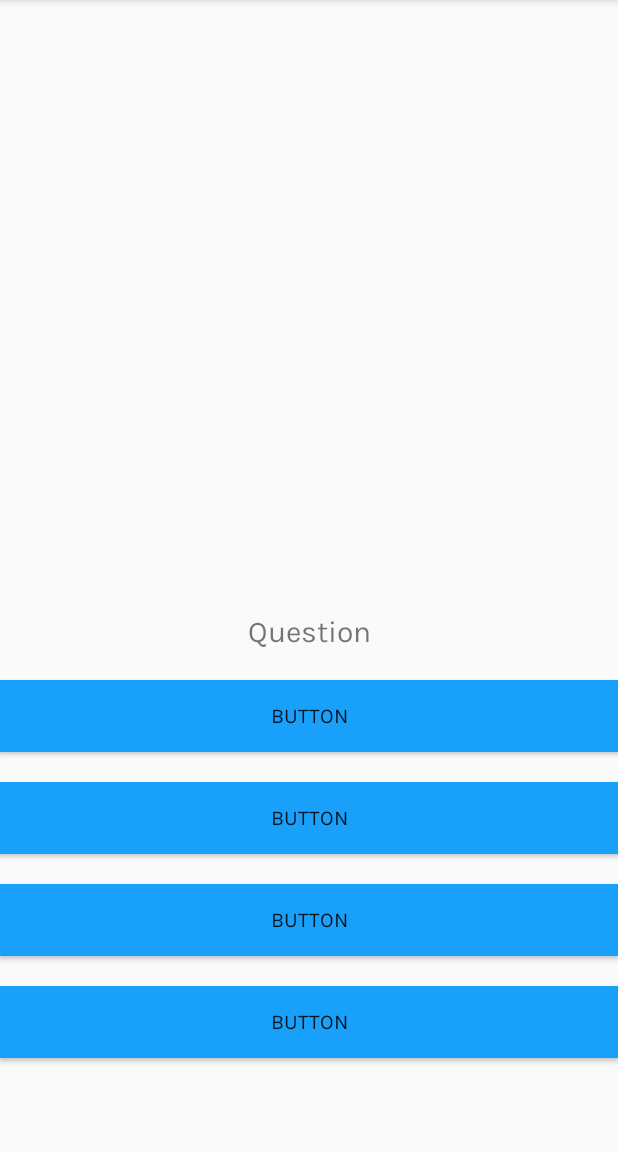
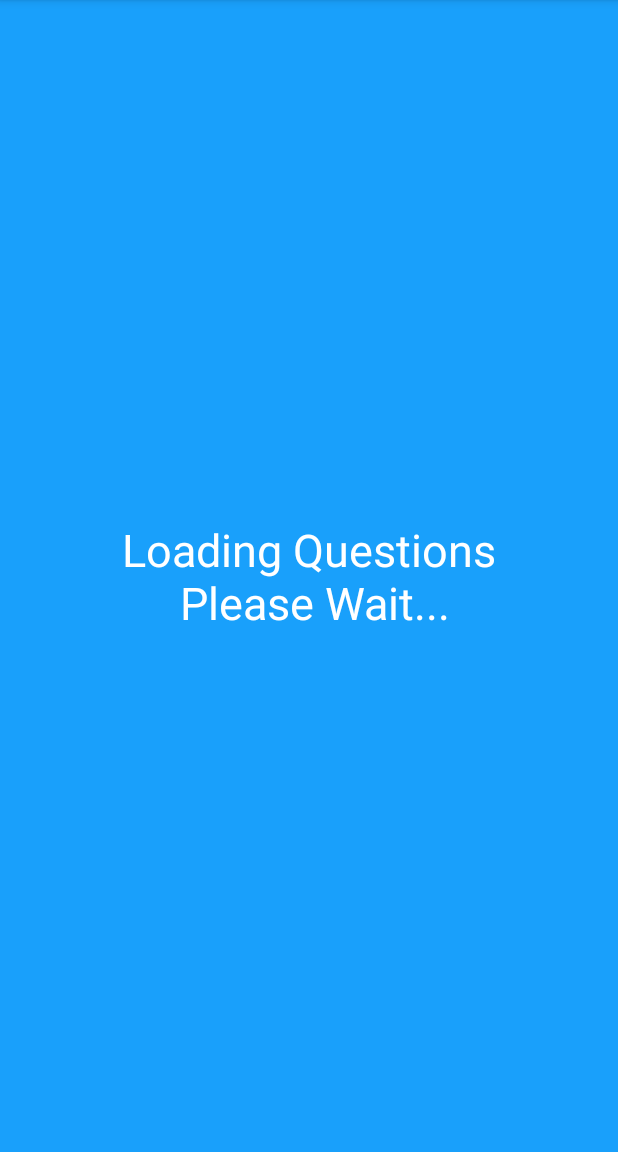
Before and after one commit to tzhuang1/Innovator, an Android app: the ReadingQuestions screen opened directly, with no data from a screen before it, on a phone screen of 412 x 824 dp, the part 84-1236 px from its top. Run offline under Robolectric (Android 15) with nearby library versions, the phone set to English and light mode, and no system bars; our stand-ins replace Firebase (no records; nobody signed in at launch, a user with empty details on screens opened directly); libraries missing offline, so code that uses them is left out: info.hoang8f.widget; 2 statements that could not run were skipped.

```diff
--- a/app/src/main/java/com/example/solve/ReadingQuestions.java
+++ b/app/src/main/java/com/example/solve/ReadingQuestions.java
@@ -100,7 +100,8 @@ public class ReadingQuestions extends AppCompatActivity {
                         if(entry != null) {
                             //String question, String opta, String optb, String optc, String optd, String answer, String explanation, String category, int picNumber, int exPicNumber
                             Question newQuestion = new Question(entry.get("question").toString(), entry.get("optA").toString(), entry.get("optB").toString(), entry.get("optC").toString(), entry.get("optD").toString(),
-                                    entry.get("answer").toString(), entry.get("explanation").toString(), entry.get("category").toString(), Integer.parseInt(entry.get("questionPicNumber").toString()), Integer.parseInt(entry.get("explanationPicNumber").toString()));
+                                    entry.get("answer").toString(), entry.get("explanation").toString(), entry.get("category").toString(), Integer.parseInt(entry.get("questionPicNumber").toString()), Integer.parseInt(entry.get("explanationPicNumber").toString()),
+                                    entry.get("passage").toString());
                             newQuestion.setId(i);
                             questionsList.add(newQuestion);
                         }
@@ -160,6 +161,7 @@ public class ReadingQuestions extends AppCompatActivity {
             questionText.setVisibility(GONE);
             //A
         }
+        passageText.setText(currentQuestion.getPassage());
 
     }
     private void resetColor() {
--- a/app/src/main/res/layout/activity_reading_questions.xml
+++ b/app/src/main/res/layout/activity_reading_questions.xml
@@ -1,9 +1,40 @@
 <?xml version="1.0" encoding="utf-8"?>
+<LinearLayout xmlns:android="http://schemas.android.com/apk/res/android"
+    xmlns:fbutton="http://schemas.android.com/apk/res-auto"
+    android:id="@+id/activity_main"
+    android:layout_width="match_parent"
+    android:layout_height="match_parent"
+    android:background="@color/backgroundColor"
+    android:orientation="vertical">
+
+    <androidx.constraintlayout.widget.ConstraintLayout
+        android:layout_width="match_parent"
+        android:layout_height="match_parent"
+        android:id="@+id/loading_screen"
+        android:visibility="gone"
+        android:background="@color/blue"
+        android:orientation="vertical">
+
+        <TextView
+            fbutton:layout_constraintTop_toTopOf="parent"
+            fbutton:layout_constraintBottom_toBottomOf="parent"
+            fbutton:layout_constraintLeft_toLeftOf="parent"
+            fbutton:layout_constraintRight_toRightOf="parent"
+            android:layout_width="wrap_content"
+            android:layout_height="wrap_content"
+            android:text="Loading Questions\n Please Wait..."
+            android:textAlignment="center"
+            android:textColor="@color/white"
+            android:textSize="30sp"
+            android:gravity="center_horizontal" />
+    </androidx.constraintlayout.widget.ConstraintLayout>
+
 <androidx.constraintlayout.widget.ConstraintLayout xmlns:android="http://schemas.android.com/apk/res/android"
     xmlns:app="http://schemas.android.com/apk/res-auto"
     xmlns:tools="http://schemas.android.com/tools"
     android:layout_width="match_parent"
     android:layout_height="match_parent"
+    android:background="@color/white"
     tools:context="com.example.solve.ReadingQuestions">
 
     <androidx.constraintlayout.widget.Guideline
@@ -91,3 +122,4 @@
     </ScrollView>
 
 </androidx.constraintlayout.widget.ConstraintLayout>
+</LinearLayout>
```
Also changed, not shown: app/src/main/java/com/example/solve/Question.java (+17 -0 lines), app/src/main/java/com/example/solve/TopicSelectFragment.java (+11 -0 lines), app/src/main/res/layout/topic_select_fragment.xml (+24 -0 lines).
